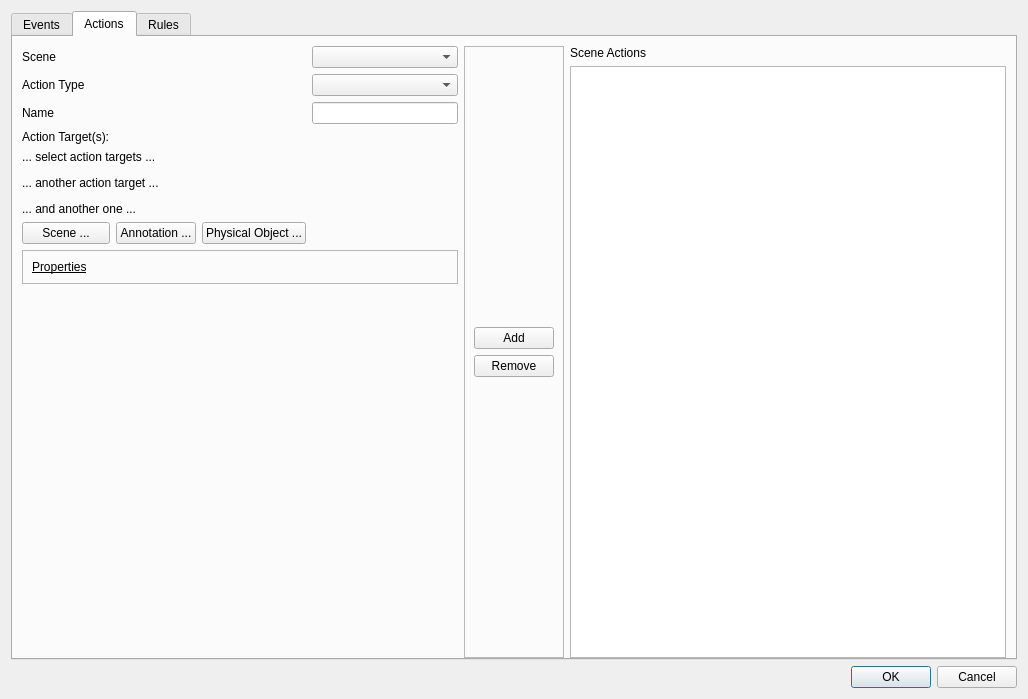
Old version of the form isar/ui/events_actions_rules_dialog.ui in the repository zardosht/isar.
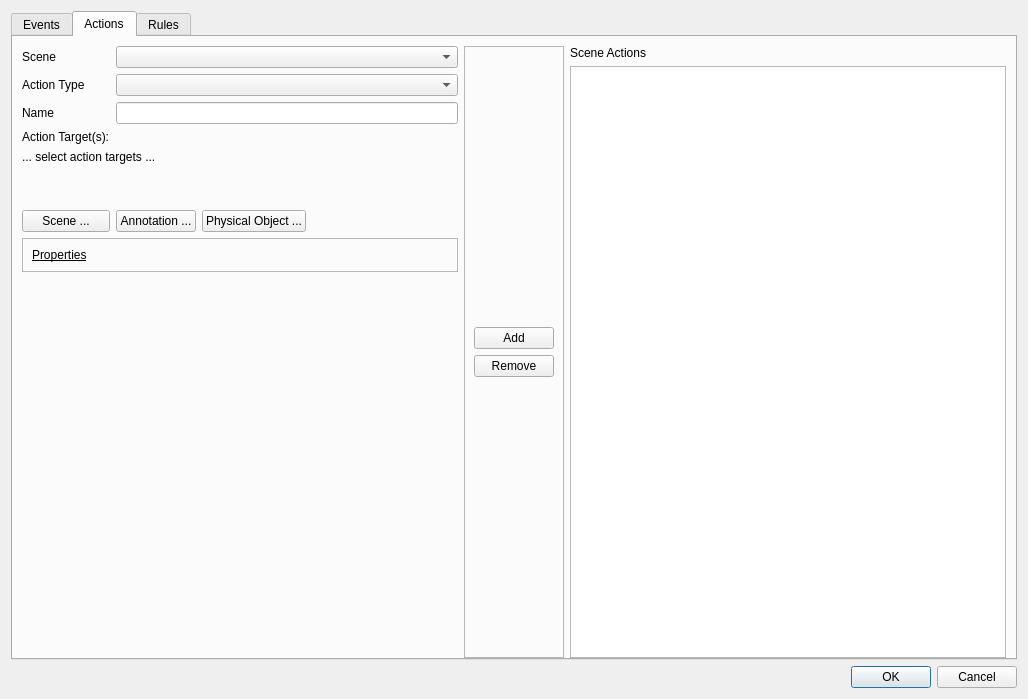
New version of the form. The open tabs and pages were chosen to show the change.

Commit message: - [work in progress. Unstabel. Needs refactoring] working on actions definition ui

Diff of the .ui file:
```diff
--- a/isar/ui/events_actions_rules_dialog.ui
+++ b/isar/ui/events_actions_rules_dialog.ui
@@ -22,7 +22,7 @@
       </font>
      </property>
      <property name="currentIndex">
-      <number>0</number>
+      <number>1</number>
      </property>
      <widget class="QWidget" name="events_tab">
       <property name="font">
@@ -339,6 +339,16 @@
           <property name="bottomMargin">
            <number>0</number>
           </property>
+          <item row="6" column="0" colspan="5">
+           <widget class="QLabel" name="action_target_label">
+            <property name="text">
+             <string>&lt;html&gt;&lt;head/&gt;&lt;body&gt;&lt;p&gt;... select action targets ...&lt;/p&gt;&lt;p&gt;&lt;br/&gt;&lt;/p&gt;&lt;/body&gt;&lt;/html&gt;</string>
+            </property>
+            <property name="wordWrap">
+             <bool>true</bool>
+            </property>
+           </widget>
+          </item>
           <item row="3" column="0">
            <widget class="QLabel" name="label_13">
             <property name="text">
@@ -360,7 +370,17 @@
             </property>
            </widget>
           </item>
-          <item row="8" column="0" colspan="4">
+          <item row="2" column="0">
+           <widget class="QLabel" name="label_12">
+            <property name="text">
+             <string>Scene</string>
+            </property>
+            <property name="alignment">
+             <set>Qt::AlignLeading|Qt::AlignLeft|Qt::AlignVCenter</set>
+            </property>
+           </widget>
+          </item>
+          <item row="8" column="0" colspan="5">
            <widget class="QFrame" name="action_properties_frame">
             <property name="frameShape">
              <enum>QFrame::StyledPanel</enum>
@@ -384,15 +404,18 @@
             </layout>
            </widget>
           </item>
-          <item row="2" column="0">
-           <widget class="QLabel" name="label_12">
-            <property name="text">
-             <string>Scene</string>
+          <item row="9" column="0" colspan="5">
+           <spacer name="verticalSpacer_6">
+            <property name="orientation">
+             <enum>Qt::Vertical</enum>
             </property>
-            <property name="alignment">
-             <set>Qt::AlignLeading|Qt::AlignLeft|Qt::AlignVCenter</set>
+            <property name="sizeHint" stdset="0">
+             <size>
+              <width>20</width>
+              <height>40</height>
+             </size>
             </property>
-           </widget>
+           </spacer>
           </item>
           <item row="7" column="0">
            <widget class="QPushButton" name="select_scene_action_target_btn">
@@ -401,25 +424,6 @@
             </property>
            </widget>
           </item>
-          <item row="4" column="3">
-           <widget class="QLineEdit" name="action_name_text"/>
-          </item>
-          <item row="9" column="0" colspan="4">
-           <spacer name="verticalSpacer_6">
-            <property name="orientation">
-             <enum>Qt::Vertical</enum>
-            </property>
-            <property name="sizeHint" stdset="0">
-             <size>
-              <width>20</width>
-              <height>40</height>
-             </size>
-            </property>
-           </spacer>
-          </item>
-          <item row="3" column="3">
-           <widget class="QComboBox" name="action_type_combo"/>
-          </item>
           <item row="7" column="1">
            <widget class="QPushButton" name="select_annotation_action_target_btn">
             <property name="text">
@@ -427,19 +431,6 @@
             </property>
            </widget>
           </item>
-          <item row="2" column="3">
-           <widget class="QComboBox" name="action_scenes_combo"/>
-          </item>
-          <item row="6" column="0" colspan="4">
-           <widget class="QLabel" name="label_10">
-            <property name="text">
-             <string>&lt;html&gt;&lt;head/&gt;&lt;body&gt;&lt;p&gt;... select action targets ...&lt;/p&gt;&lt;p&gt;... another action target ...&lt;/p&gt;&lt;p&gt;... and another one ...&lt;/p&gt;&lt;/body&gt;&lt;/html&gt;</string>
-            </property>
-            <property name="wordWrap">
-             <bool>true</bool>
-            </property>
-           </widget>
-          </item>
           <item row="7" column="2">
            <widget class="QPushButton" name="select_phys_obj_action_target_btn">
             <property name="text">
@@ -447,6 +438,15 @@
             </property>
            </widget>
           </item>
+          <item row="4" column="1" colspan="4">
+           <widget class="QLineEdit" name="action_name_text"/>
+          </item>
+          <item row="3" column="1" colspan="4">
+           <widget class="QComboBox" name="action_type_combo"/>
+          </item>
+          <item row="2" column="1" colspan="4">
+           <widget class="QComboBox" name="action_scenes_combo"/>
+          </item>
          </layout>
         </widget>
        </item>
```
The commit also changes 2 other files.
